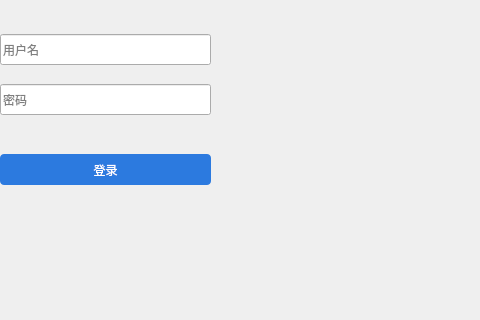
First picture: the form in component/logininform.ui, repository tech-flyflypig/HQ_Battery, before the edit; both pictures show x 300 to 780 and y 176 to 496 of the 780 by 496 pixel window.
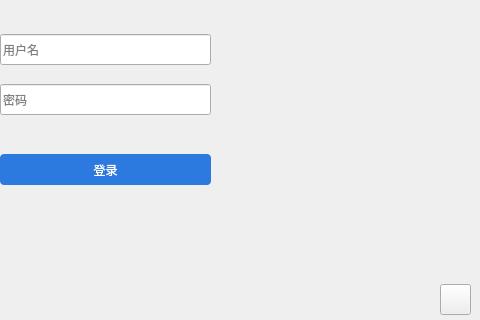
Second picture: the form after the edit. Icons and pictures are not drawn.

Patch:
```diff
--- a/component/logininform.ui
+++ b/component/logininform.ui
@@ -93,6 +93,22 @@
     </property>
    </widget>
   </widget>
+  <widget class="QPushButton" name="btn_close">
+   <property name="geometry">
+    <rect>
+     <x>740</x>
+     <y>460</y>
+     <width>31</width>
+     <height>31</height>
+    </rect>
+   </property>
+   <property name="styleSheet">
+    <string notr="true">border-image: url(:/image/shutdown.png);</string>
+   </property>
+   <property name="text">
+    <string/>
+   </property>
+  </widget>
  </widget>
  <resources/>
  <connections/>
```
